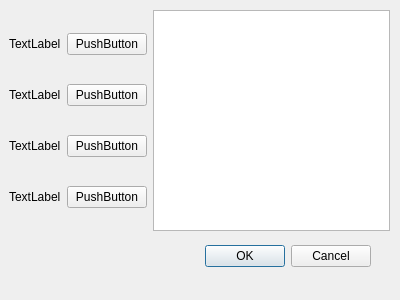
Before: the Qt Designer form preferencesdialog.ui in diw/pathfinder, drawn with Qt 5.
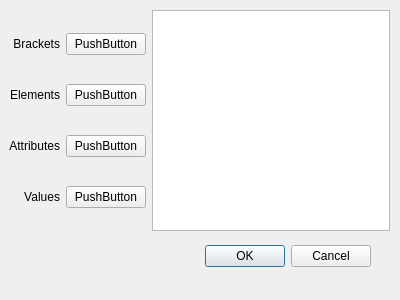
After: the same form once the commit is applied.

Commit message: Saving and loading of colour preferences.  Highlight preferences dialog buttons with appropriate colours.

What changed in the file:
```diff
--- a/preferencesdialog.ui
+++ b/preferencesdialog.ui
@@ -54,14 +54,20 @@
       <item row="1" column="0">
        <widget class="QLabel" name="label_2">
         <property name="text">
-         <string>TextLabel</string>
+         <string>Elements</string>
+        </property>
+        <property name="alignment">
+         <set>Qt::AlignRight|Qt::AlignTrailing|Qt::AlignVCenter</set>
         </property>
        </widget>
       </item>
       <item row="2" column="0">
        <widget class="QLabel" name="label">
         <property name="text">
-         <string>TextLabel</string>
+         <string>Attributes</string>
+        </property>
+        <property name="alignment">
+         <set>Qt::AlignRight|Qt::AlignTrailing|Qt::AlignVCenter</set>
         </property>
        </widget>
       </item>
@@ -82,14 +88,20 @@
       <item row="3" column="0">
        <widget class="QLabel" name="label_3">
         <property name="text">
-         <string>TextLabel</string>
+         <string>Values</string>
+        </property>
+        <property name="alignment">
+         <set>Qt::AlignRight|Qt::AlignTrailing|Qt::AlignVCenter</set>
         </property>
        </widget>
       </item>
       <item row="0" column="0">
        <widget class="QLabel" name="label_4">
         <property name="text">
-         <string>TextLabel</string>
+         <string>Brackets</string>
+        </property>
+        <property name="alignment">
+         <set>Qt::AlignRight|Qt::AlignTrailing|Qt::AlignVCenter</set>
         </property>
        </widget>
       </item>
```
Left out of the diff: 8 changed lines with no effect on the pictures. The commit also changes 2 other files.
